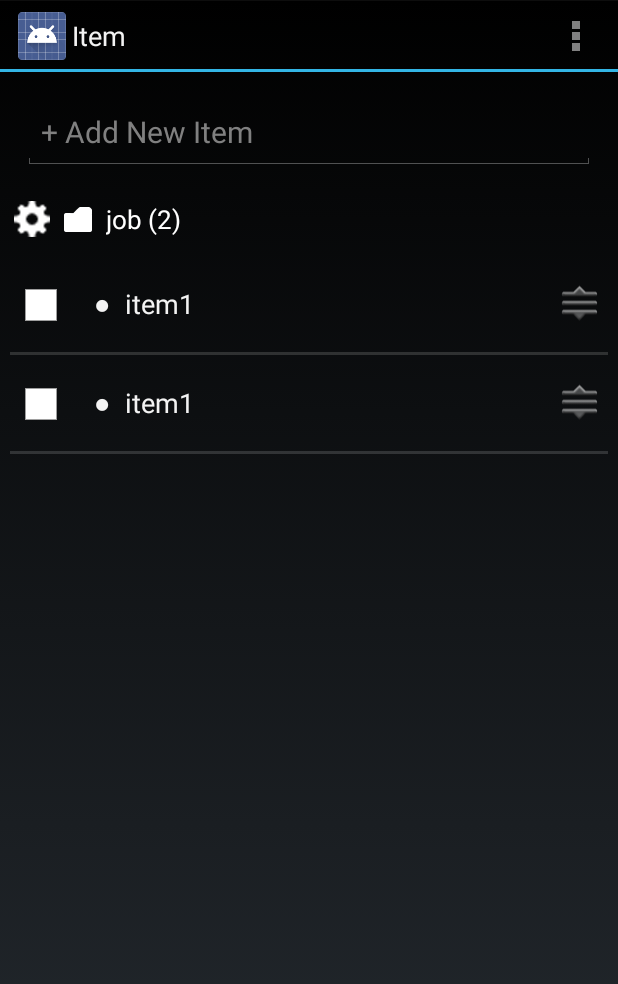
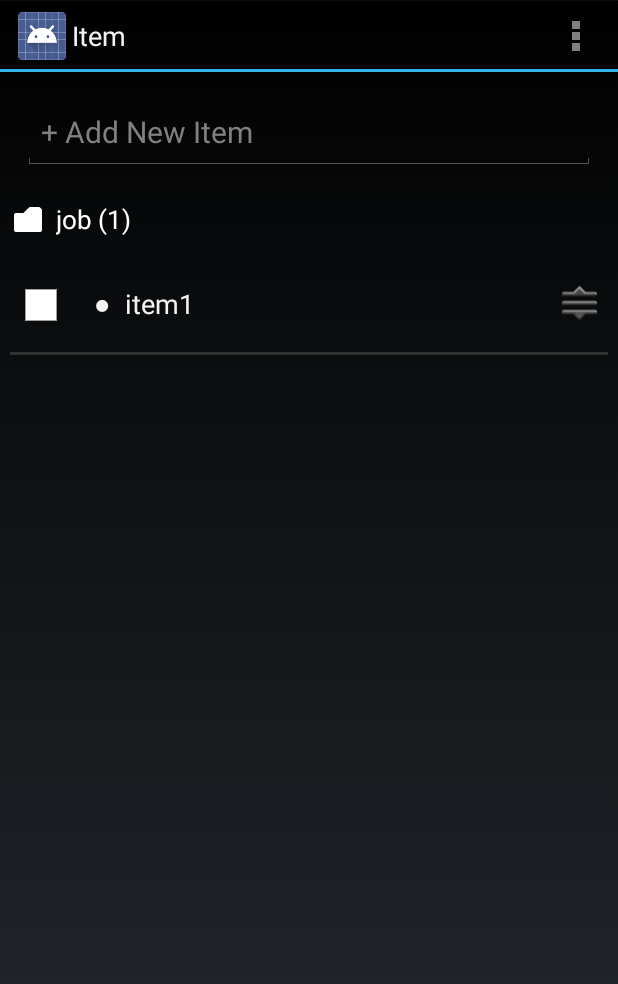
Before and after one commit to nBeebz/ListGet, an Android app: the List screen opened directly, with no data from a screen before it, after a tap on an icon or button, on a phone screen of 412 x 824 dp. Shown: the top 984 px of the screen. Run offline under Robolectric (Android 15) with nearby library versions, the phone set to English and light mode, and no system bars; 12 statements that could not run were skipped.

Commit message:
fixed problems with database added andres's menu deleted setting icon and edit icon

```diff
--- a/app/src/main/java/com/example/nav/listget/AccessObject.java
+++ b/app/src/main/java/com/example/nav/listget/AccessObject.java
@@ -147,10 +147,10 @@ public class AccessObject {
             c = (Cursor) database.rawQuery("select * from items where importance < 0 and checked != 0 order by importance asc;", null);
             addToItemObjectArrayList(c, objects);
             */
-            c = (Cursor) database.rawQuery("select * from items where importance >-1 order by importance asc;", null);
+            c = (Cursor) database.rawQuery("select * from items where importance >-1 and categoryId == "+listId+" order by importance asc;", null);
             addToItemObjectArrayList(c, objects);
 
-            c = (Cursor) database.rawQuery("select * from items where importance < 0;", null);
+            c = (Cursor) database.rawQuery("select * from items where importance < 0 AND categoryId == "+listId+";", null);
             addToItemObjectArrayList(c, objects);
 
         }
--- a/app/src/main/java/com/example/nav/listget/Activities/EditItemActivity.java
+++ b/app/src/main/java/com/example/nav/listget/Activities/EditItemActivity.java
@@ -4,8 +4,6 @@ import android.app.Activity;
 import android.content.Context;
 import android.content.Intent;
 import android.os.Bundle;
-import android.view.Menu;
-import android.view.MenuItem;
 import android.view.View;
 import android.view.View.OnClickListener;
 import android.view.inputmethod.InputMethodManager;
@@ -49,7 +47,7 @@ public class EditItemActivity extends Activity {
 
     }
 
-
+/*
     @Override
     public boolean onCreateOptionsMenu(Menu menu) {
         // Inflate the menu; this adds items to the action bar if it is present.
@@ -68,6 +66,7 @@ public class EditItemActivity extends Activity {
         }
         return super.onOptionsItemSelected(item);
     }
+    */
 
 
 
--- a/app/src/main/java/com/example/nav/listget/Activities/EditListActivity.java
+++ b/app/src/main/java/com/example/nav/listget/Activities/EditListActivity.java
@@ -3,8 +3,6 @@ package com.example.nav.listget.Activities;
 import android.app.Activity;
 import android.content.Intent;
 import android.os.Bundle;
-import android.view.Menu;
-import android.view.MenuItem;
 import android.view.View;
 import android.view.View.OnClickListener;
 import android.widget.Button;
@@ -16,7 +14,6 @@ import com.example.nav.listget.R;
 import com.example.nav.listget.parcelable.ListObject;
 
 public class EditListActivity extends Activity {
-
 
     private ListObject selectedCat = null;
     private EditText editText = null;
@@ -36,7 +33,7 @@ public class EditListActivity extends Activity {
         editText.setText(selectedCat.getCategory());
 
     }
-
+    /*
 
     @Override
     public boolean onCreateOptionsMenu(Menu menu) {
@@ -56,6 +53,7 @@ public class EditListActivity extends Activity {
         }
         return super.onOptionsItemSelected(item);
     }
+    */
 
     class ClickListener implements OnClickListener {
         public void onClick(View v){
--- a/app/src/main/java/com/example/nav/listget/Activities/ItemActivity.java
+++ b/app/src/main/java/com/example/nav/listget/Activities/ItemActivity.java
@@ -14,9 +14,9 @@ import android.view.inputmethod.EditorInfo;
 import android.view.inputmethod.InputMethodManager;
 import android.widget.AdapterView;
 import android.widget.EditText;
-import android.widget.ImageView;
 import android.widget.ListView;
 import android.widget.TextView;
+import android.widget.Toast;
 
 import com.example.nav.listget.AccessObject;
 import com.example.nav.listget.Adapters.ItemAdapter;
@@ -44,47 +44,48 @@ public class ItemActivity extends ListActivity implements MongoInterface {
     int listsize = 0;
     ListObject selectedCat = null;
 
-      List<ItemObject> objects;
+    List<ItemObject> objects;
     EditText inputItem = null;
     TextView filterText;
 
     public ItemActivity() {
     }
 
-    private OnMoveEditListener listener = null;
-
-    public interface OnMoveEditListener {
-        public void onMove(ItemObject selectedItem, ListObject selectedCat);
-    }
-
-    public void setOnMoveListener(OnMoveEditListener listener) {
-        this.listener = listener;
-    }
-
-    private String[] filterTitles = {
-            "All",
-            "unChecked",
-            "Checked"
-    };
-
 
     @Override
     public boolean onCreateOptionsMenu(Menu menu) {
         // Inflate the menu; this adds items to the action bar if it is present.
-        getMenuInflater().inflate(R.menu.list, menu);
+        getMenuInflater().inflate(R.menu.item, menu);
         return true;
     }
 
     @Override
-    public boolean onOptionsItemSelected(MenuItem item) {
-        // Handle action bar item clicks here. The action bar will
-        // automatically handle clicks on the Home/Up button, so long
-        // as you specify a parent activity in AndroidManifest.xml.
-        int id = item.getItemId();
-        if (id == R.id.action_settings) {
-            return true;
+    public boolean onOptionsItemSelected(MenuItem item)
+    {
+        switch (item.getItemId())
+        {
+            case R.id.share:
+                Toast.makeText(getBaseContext(), "Share", Toast.LENGTH_LONG).show();
+                return true;
+
+            case R.id.from_contacts:
+                Toast.makeText(getBaseContext(), "From Contacts", Toast.LENGTH_LONG).show();
+                return true;
+
+            case R.id.action_settings:
+                Intent intent = new Intent(getBaseContext(), EditListActivity.class);
+                intent.putExtra("list", selectedCat);
+                startActivity(intent);
+
+                return true;
+
+            case R.id.item2:
+                Toast.makeText(getBaseContext(), "item2", Toast.LENGTH_LONG).show();
+                return true;
+
+            default:
+                return super.onOptionsItemSelected(item);
         }
-        return super.onOptionsItemSelected(item);
     }
 
 
@@ -100,15 +101,6 @@ public class ItemActivity extends ListActivity implements MongoInterface {
         datasource.open();
 
         this.getWindow().setSoftInputMode(LayoutParams.SOFT_INPUT_STATE_ALWAYS_HIDDEN);
-        ImageView setting = (ImageView)findViewById(R.id.icon_set);
-        setting.setOnClickListener(new View.OnClickListener() {
-            @Override
-            public void onClick(View view) {
-                Intent intent = new Intent(getBaseContext(), EditListActivity.class);
-                intent.putExtra("list", selectedCat);
-                startActivity(intent);
-            }
-        });
 
         //set edittext field
         inputItem = (EditText) findViewById(R.id.addItem);
@@ -230,7 +222,7 @@ public class ItemActivity extends ListActivity implements MongoInterface {
     public void saveOrder() {
         ListView listView = (ListView) getListView();
         datasource.saveOrderOfItemList(listView, listsize);
-       }
+    }
     /**
      * save the order
      */
--- a/app/src/main/java/com/example/nav/listget/Activities/Login.java
+++ b/app/src/main/java/com/example/nav/listget/Activities/Login.java
@@ -3,8 +3,6 @@ package com.example.nav.listget.Activities;
 import android.app.Activity;
 import android.content.Intent;
 import android.os.Bundle;
-import android.view.Menu;
-import android.view.MenuItem;
 import android.view.View;
 
 import com.example.nav.listget.Interfaces.MongoInterface;
@@ -19,24 +17,6 @@ public class Login extends Activity implements MongoInterface {
     }
 
 
-    @Override
-    public boolean onCreateOptionsMenu(Menu menu) {
-        // Inflate the menu; this adds items to the action bar if it is present.
-        getMenuInflater().inflate(R.menu.login, menu);
-        return true;
-    }
-
-    @Override
-    public boolean onOptionsItemSelected(MenuItem item) {
-        // Handle action bar item clicks here. The action bar will
-        // automatically handle clicks on the Home/Up button, so long
-        // as you specify a parent activity in AndroidManifest.xml.
-        int id = item.getItemId();
-        if (id == R.id.action_settings) {
-            return true;
-        }
-        return super.onOptionsItemSelected(item);
-    }
 
     public void register( View v ){}
     public void login( View v ){ startActivity( new Intent( this, List.class ) );}
--- a/app/src/main/java/com/example/nav/listget/Adapters/ListAdapter2.java
+++ b/app/src/main/java/com/example/nav/listget/Adapters/ListAdapter2.java
@@ -6,7 +6,6 @@ import android.view.LayoutInflater;
 import android.view.View;
 import android.view.ViewGroup;
 import android.widget.ArrayAdapter;
-import android.widget.ImageView;
 import android.widget.TextView;
 
 import com.example.nav.listget.R;
@@ -36,8 +35,6 @@ public class ListAdapter2 extends ArrayAdapter<ListObject> {
                 row=layoutInflater_.inflate(R.layout.object_list, parent, false);
             }*/
             holder.textView = (TextView) row.findViewById(R.id.text);
-            holder.edit_button = (ImageView) row.findViewById(R.id.edit_button);
-            holder.edit_button.setOnClickListener(new onCheckClicked());
 
 
             row.setTag(holder);
@@ -49,100 +46,9 @@ public class ListAdapter2 extends ArrayAdapter<ListObject> {
         return (row);
     }
 
-    public class onCheckClicked implements View.OnClickListener {
-        public void onClick(View v) {
-           // Log.d("yaaaay", "editimg clicked");
-            /*
-            LinearLayout row = (LinearLayout) v.getParent();
-
-            TextView textView = null;
-            ImageView edit = null;
-            for (int i = 0; i < row.getChildCount(); i++) {
-                if (row.getChildAt(i).getId() == R.id.text) {
-                    textView = (TextView) row.getChildAt(i);
-                } else if (row.getChildAt(i).getId() == R.id.edit_button) {
-                    edit = (ImageView) row.getChildAt(i);
-                }
-            }
-
-            TextView textPos = (TextView) ((edit != null) ? edit.getChildAt(1) : null);
-            int position = Integer.parseInt(textPos.getText().toString());
-            ListObject item = (ListObject) getItem(position);
-
-            final MyDialogFragment dialog = new MyDialogFragment();
-            dialog.setCategory(item);
-            dialog.setOnCloseListener(new MyDialogFragment.OnMyClickListener() {
-                @Override
-                public void onClose() {
-                    setAdapterForCatList();
-                }
-                //cancelボタンでdialogを閉じた時
-                public void onCancelClose(){
-                }
-            });
-            dialog.show(getActivity().getSupportFragmentManager(), "");
-            */
-
-
-        }
-
-    }
-
-    /*
-    @Override
-    public boolean isEnabled(int position) {
-        ListObject item = (ListObject) getItem(position);
-        if (item.getColor() > 0 || item.getCategory().equals("Add List")) {
-            return true;
-        } else {
-            return false;
-        }
-    }
-    */
-/*
-    // change color of the circle depends on int color
-	public String toString(int color,View view){
-		String str;
-		switch(color){
-		case 1:
-			str = view.getResources().getString(R.color.cat1).substring(3);
-			break;
-		case 2:
-			str = view.getResources().getString(R.color.cat2).substring(3);
-			break;
-		case 3:
-			str = view.getResources().getString(R.color.cat3).substring(3);
-			break;
-		case 4:
-			str = view.getResources().getString(R.color.cat4).substring(3);
-			break;
-		case 5:
-			str = view.getResources().getString(R.color.cat5).substring(3);
-			break;
-		case 6:
-			str = view.getResources().getString(R.color.cat6).substring(3);
-			break;
-		case 7:
-			str = view.getResources().getString(R.color.cat7).substring(3);
-			break;
-		case -1:
-			str = view.getResources().getString(R.color.cat7).substring(3);
-			break;
-		default:
-			str = view.getResources().getString(R.color.black).substring(3);
-			break;
-		}
-		str = "<font color='#"+str+"'>●</font>";
-		if(color == -1){
-			str = "◯";
-		}
-		return str;
-	}
-*/
 
 
     public static class ViewHolder {
         TextView textView;
-        ImageView edit_button;
     }
 }
--- a/app/src/main/res/layout/activity_item.xml
+++ b/app/src/main/res/layout/activity_item.xml
@@ -3,7 +3,7 @@
     xmlns:dslv="http://schemas.android.com/apk/res-auto"
     android:layout_width="match_parent"
     android:layout_height="match_parent"
-    android:orientation="vertical" >
+    android:orientation="vertical">
 
     <EditText
         android:id="@+id/addItem"
@@ -24,13 +24,6 @@
         android:gravity="center"
         android:orientation="horizontal" >
 
-        <ImageView
-            android:id="@+id/icon_set"
-            android:layout_width="wrap_content"
-            android:layout_height="wrap_content"
-            android:paddingLeft="9dip"
-            android:paddingRight="0dip"
-            android:src="@drawable/icon_set" />
 
         <ImageView
             android:id="@+id/icon_cate"
--- a/app/src/main/res/layout/adapter_list.xml
+++ b/app/src/main/res/layout/adapter_list.xml
@@ -4,16 +4,6 @@
     android:layout_height="64dip"
     android:gravity="center_vertical" >
 
-    <ImageView
-        android:id="@+id/edit_button"
-        android:layout_width="wrap_content"
-        android:layout_height="wrap_content"
-        android:layout_alignParentBottom="true"
-        android:layout_alignParentLeft="true"
-        android:layout_alignParentTop="true"
-        android:paddingLeft="9dip"
-        android:paddingRight="0dip"
-        android:src="@drawable/icon_edit" />
 
     <TextView
         android:id="@+id/text"
@@ -21,7 +11,7 @@
         android:layout_height="wrap_content"
         android:layout_alignWithParentIfMissing="true"
         android:layout_centerVertical="true"
-        android:layout_toRightOf="@+id/edit_button"
+        android:layout_alignParentLeft="true"
         android:ellipsize="marquee"
         android:paddingLeft="9dip"
         android:paddingRight="9dip"
--- a/app/src/main/res/menu/item.xml
+++ b/app/src/main/res/menu/item.xml
@@ -5,4 +5,19 @@
         android:title="@string/action_settings"
         android:orderInCategory="100"
         android:showAsAction="never" />
+    <item android:id="@+id/share"
+        android:title="Share"
+        android:orderInCategory="2"
+        android:showAsAction="collapseActionView">
+        <menu>
+            <item android:id="@+id/from_contacts"
+                android:title="Select from Contacts"
+                android:orderInCategory="1"
+                android:showAsAction="collapseActionView" />
+            <item android:id="@+id/item2"
+                android:title="Favorites"
+                android:orderInCategory="2"
+                android:showAsAction="collapseActionView" />
+        </menu>
+    </item>
 </menu>
```
